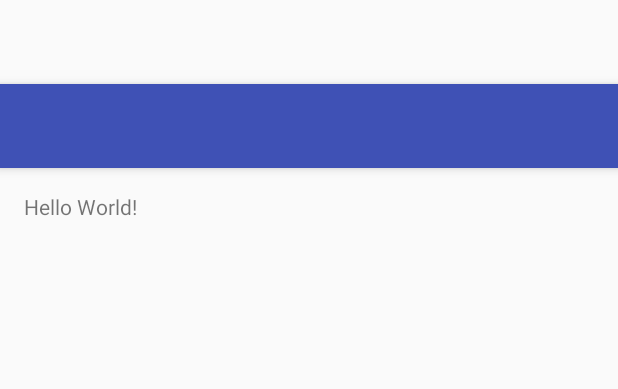
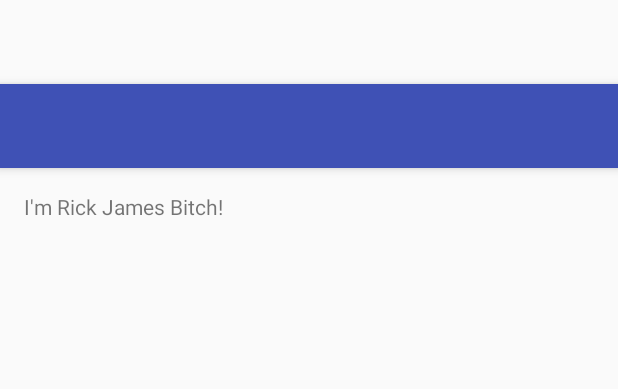
Before and after one commit to TeamVenture457/Monopoly2, an Android app: the layout activity_main.xml on its own in the app's theme, with its tools: preview values and no code run, on a phone screen of 412 x 824 dp. Shown: the top 389 px of the screen. Run offline under Robolectric (Android 15) with nearby library versions, the light colour scheme and no system bars.

Commit message:
Changed DisplayString

```diff
--- a/app/src/main/res/layout/content_main.xml
+++ b/app/src/main/res/layout/content_main.xml
@@ -15,5 +15,5 @@
     <TextView
         android:layout_width="wrap_content"
         android:layout_height="wrap_content"
-        android:text="Hello World!" />
+        android:text="@string/DisplayString" />
 </RelativeLayout>
--- a/app/src/main/res/values/strings.xml
+++ b/app/src/main/res/values/strings.xml
@@ -1,4 +1,5 @@
 <resources>
     <string name="app_name">Monopoly2</string>
     <string name="action_settings">Settings</string>
+    <string name="DisplayString">I\'m Rick James Bitch!</string>
 </resources>
```
